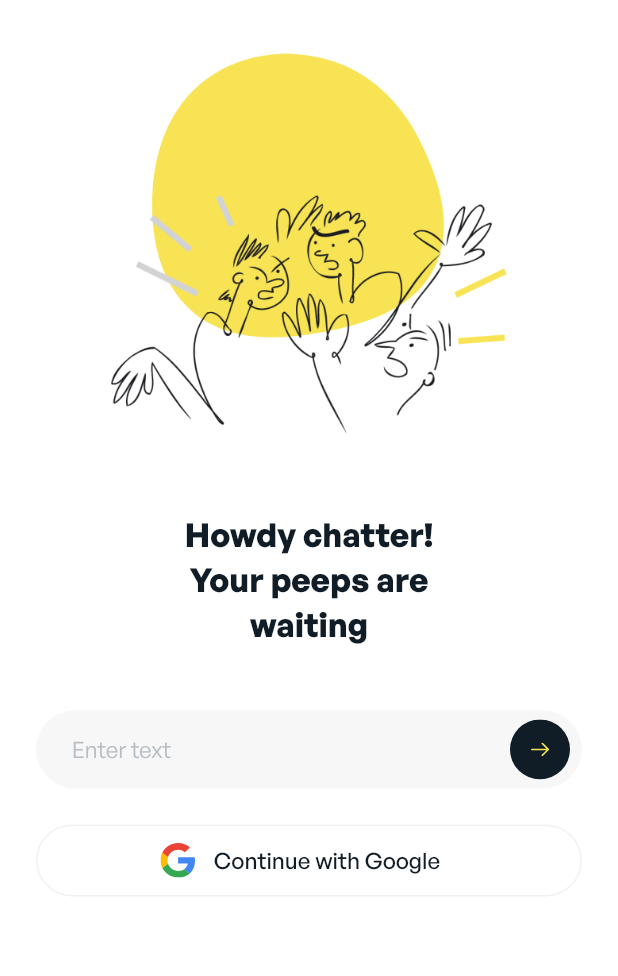
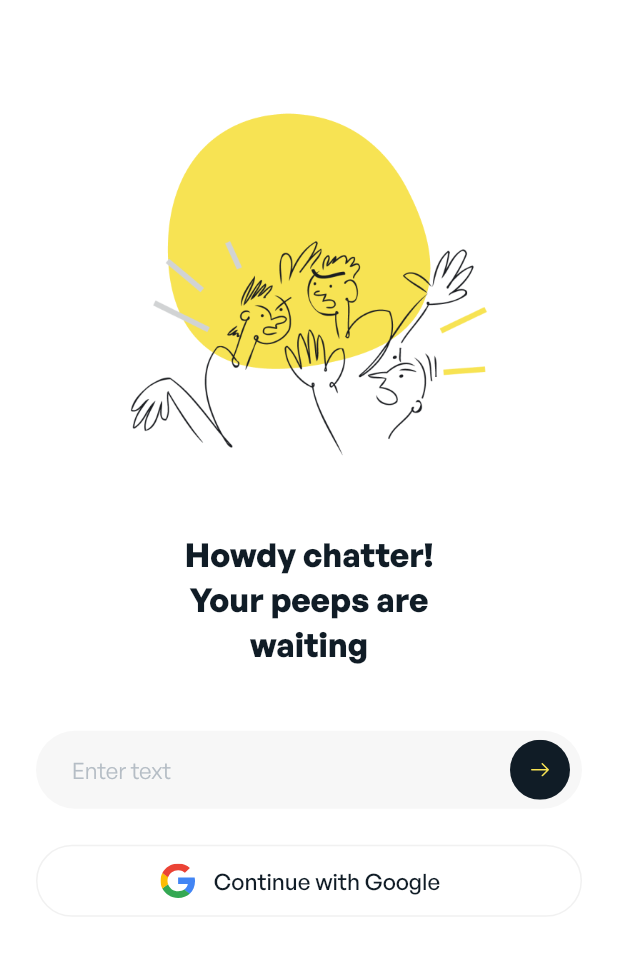
Before and after one commit to mcprah/chatteree_mobile, a Flutter app: the screen it shows after launch, on a phone screen of 412 x 824 dp, the part 57-1033 px from its top. Run offline on Flutter 3.47's test engine with Material 2 defaults, Android fonts, the light colour scheme and no system bars; our stand-ins replace flutter_svg, fluttertoast, image_picker, pin_code_fields; project files that could hold a hidden picture were left out.

Commit message:
feat: authentication screens completed

```diff
--- a/lib/view/screens/auth/sign_in.dart
+++ b/lib/view/screens/auth/sign_in.dart
@@ -45,14 +45,14 @@ class _SignInState extends State<SignIn> {
               padding: const EdgeInsets.only(
                 left: 24,
                 right: 24,
-                top: 24,
+                top: 64,
               ),
               child: Column(
                 mainAxisSize: MainAxisSize.min,
                 children: [
                   Image.asset(
                     "assets/images/onboarding-1.png",
-                    width: MediaQuery.of(context).size.height * 0.4,
+                    width: MediaQuery.of(context).size.height * 0.36,
                   ),
                   const SizedBox(
                     height: 42,
```
Also changed, not shown: lib/view/screens/auth/account_settings/name_dp_setup.dart (+13 -5 lines).
